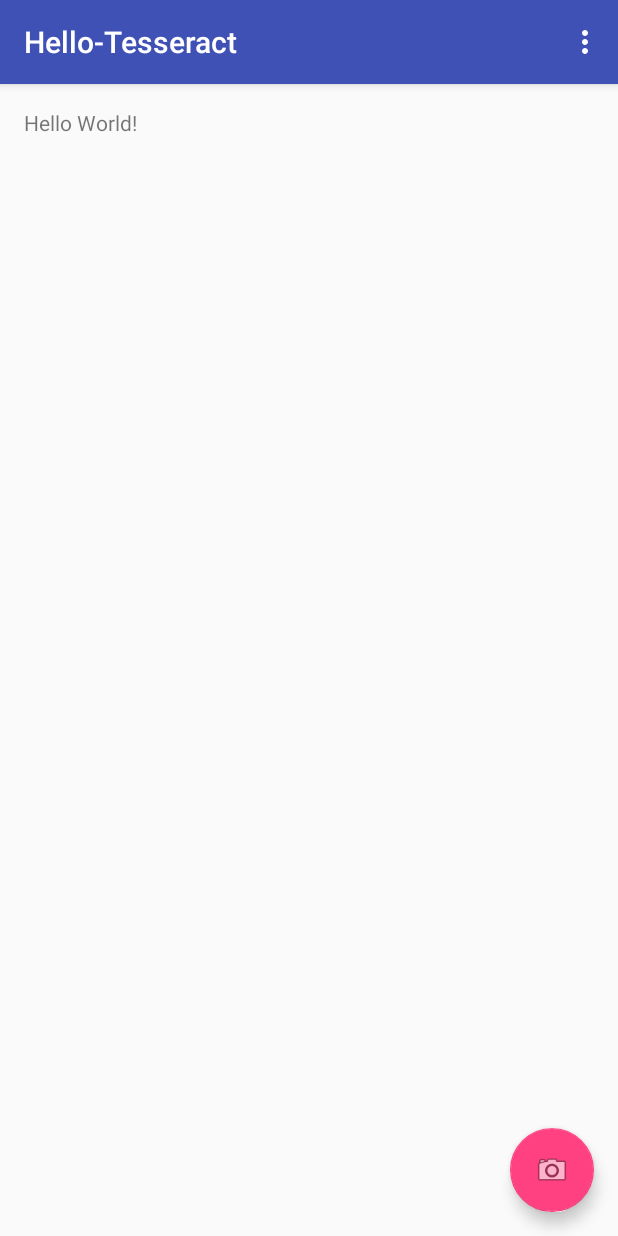
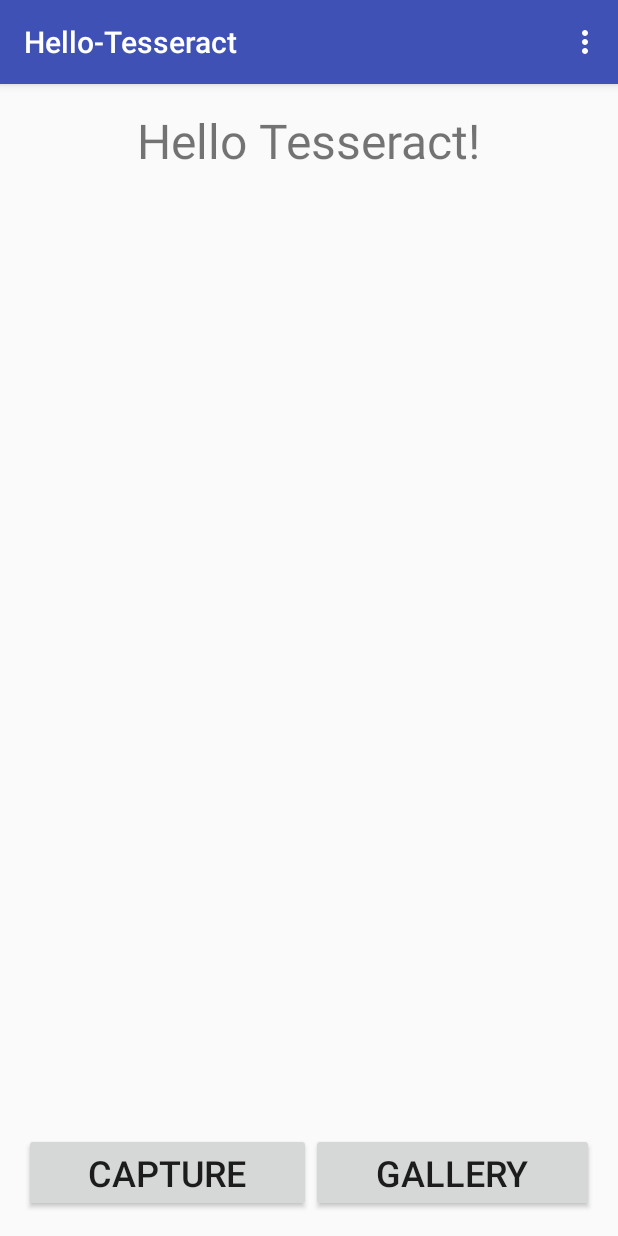
Before and after one commit to parkskevin/Hello-Tesseract, an Android app: the screen it shows after launch (MainActivity), on a phone screen of 412 x 824 dp. Run offline under Robolectric (Android 15) with nearby library versions, the phone set to English and light mode, and no system bars; libraries missing offline, so code that uses them is left out: com.googlecode.leptonica, com.googlecode.tesseract; 1 statement that could not run was skipped.

Commit message:
Adds means to check for orientation, at least on my phone. Displays image using Leptonica now.

```diff
--- a/app/src/main/res/layout/activity_main.xml
+++ b/app/src/main/res/layout/activity_main.xml
@@ -24,12 +24,4 @@
 
     <include layout="@layout/content_main"/>
 
-    <android.support.design.widget.FloatingActionButton
-        android:id="@+id/fab"
-        android:layout_width="wrap_content"
-        android:layout_height="wrap_content"
-        android:layout_gravity="bottom|end"
-        android:layout_margin="@dimen/fab_margin"
-        android:src="@android:drawable/ic_menu_camera"/>
-
 </android.support.design.widget.CoordinatorLayout>
--- a/app/src/main/res/layout/content_main.xml
+++ b/app/src/main/res/layout/content_main.xml
@@ -16,5 +16,38 @@
     <TextView
         android:layout_width="wrap_content"
         android:layout_height="wrap_content"
-        android:text="Hello World!"/>
+        android:layout_centerHorizontal="true"
+        android:text="@string/hello_tesseract"
+        android:textSize="32sp"/>
+
+    <LinearLayout
+        android:id="@+id/layout_linear_toolbar"
+        android:orientation="horizontal"
+        android:layout_width="match_parent"
+        android:layout_height="wrap_content"
+        android:layout_alignParentBottom="true">
+        <Button
+            android:id="@+id/button_captureImage"
+            android:layout_width="wrap_content"
+            android:layout_height="wrap_content"
+            android:text="@string/capture"
+            android:textSize="24sp"
+            android:layout_weight="1"/>
+        <Button
+            android:id="@+id/button_galleryImage"
+            android:layout_width="wrap_content"
+            android:layout_height="wrap_content"
+            android:text="@string/gallery"
+            android:textSize="24sp"
+            android:layout_weight="1"/>
+    </LinearLayout>
+
+    <ImageView
+        android:layout_width="wrap_content"
+        android:layout_height="wrap_content"
+        android:id="@+id/imageView_thumbnail"
+        android:layout_centerVertical="true"
+        android:layout_centerHorizontal="true"
+        android:contentDescription="@string/thumbnail" />
+
 </RelativeLayout>
--- a/app/src/main/res/values/strings.xml
+++ b/app/src/main/res/values/strings.xml
@@ -1,4 +1,8 @@
 <resources>
     <string name="app_name">Hello-Tesseract</string>
     <string name="action_settings">Settings</string>
+    <string name="thumbnail">thumbnail</string>
+    <string name="hello_tesseract">Hello Tesseract!</string>
+    <string name="gallery">Gallery</string>
+    <string name="capture">Capture</string>
 </resources>
--- a/build.gradle
+++ b/build.gradle
@@ -5,7 +5,7 @@ buildscript {
         jcenter()
     }
     dependencies {
-        classpath 'com.android.tools.build:gradle:2.0.0'
+        classpath 'com.android.tools.build:gradle:2.1.0'
 
         // NOTE: Do not place your application dependencies here; they belong
         // in the individual module build.gradle files
--- a/gradle.properties
+++ b/gradle.properties
@@ -10,7 +10,7 @@
 # Specifies the JVM arguments used for the daemon process.
 # The setting is particularly useful for tweaking memory settings.
 # Default value: -Xmx10248m -XX:MaxPermSize=256m
-# org.gradle.jvmargs=-Xmx2048m -XX:MaxPermSize=512m -XX:+HeapDumpOnOutOfMemoryError -Dfile.encoding=UTF-8
+org.gradle.jvmargs=-Xmx2048m -XX:MaxPermSize=512m -XX:+HeapDumpOnOutOfMemoryError -Dfile.encoding=UTF-8
 
 # When configured, Gradle will run in incubating parallel mode.
 # This option should only be used with decoupled projects. More details, visit
```
Also changed, not shown: app/src/main/java/com/kparks/hello_tesseract/MainActivity.java (+115 -21 lines), 2 other files.
